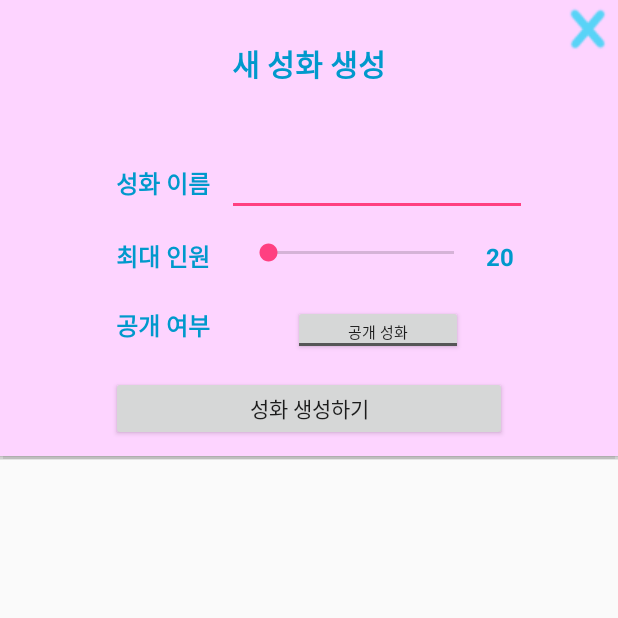
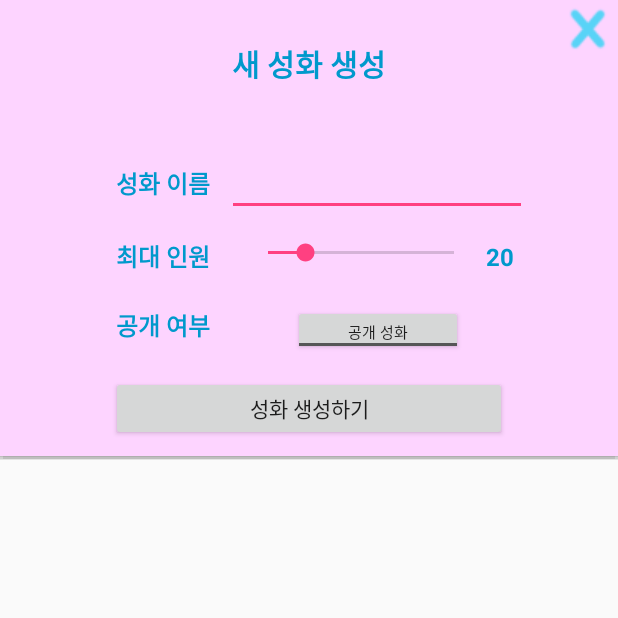
Before and after one commit to PyeongchangContest/pyeongchang, an Android app: the screen it shows after launch (MainActivity), after a tap on an icon or button, on a phone screen of 412 x 824 dp, the top half of it. Run offline under Robolectric (Android 15) with nearby library versions, the phone set to English and light mode, and no system bars.

Commit message:
Implemented about returning values of new torches.

```diff
--- a/CONCH/app/src/main/java/com/pyeongchang/conch/conch/MainActivity.java
+++ b/CONCH/app/src/main/java/com/pyeongchang/conch/conch/MainActivity.java
@@ -91,7 +91,12 @@ public class MainActivity extends AppCompatActivity {
         mContext = getApplicationContext();
         mConstraintLayout = (ConstraintLayout) findViewById(R.id.layout_body);
 
-        popupTorch();
+        if (userProperty.getUserLevel() == 1 || userProperty.getUserLevel() > torchList.size()) {
+            popupTorch();
+        }else{
+            Toast.makeText(mContext, "성화를 추가하려면 레벨을 올리세요.", Toast.LENGTH_SHORT).show();
+        }
+
 
     }
 
@@ -118,16 +123,16 @@ public class MainActivity extends AppCompatActivity {
         });
 
         //객체 생성
-        View customView = getLayoutInflater().inflate(R.layout.activity_popup_create_torch, null);
-        TextView torchName = customView.findViewById(R.id.create_torchName);
-        TextView torchMaxPeople = customView.findViewById(R.id.create_maxPeopleValue);
-        ToggleButton isSecretCommunity = customView.findViewById(R.id.create_isSecret);
-        String tName=torchName.getText().toString();
-        int tMaxPeople=Integer.parseInt(torchMaxPeople.getText().toString());
-        boolean isSecret=isSecretCommunity.isChecked();
-        TorchCommunity addTorchCommunity = new TorchCommunity(userProperty,tName,tMaxPeople,isSecret);
-
-        communityList.add(addTorchCommunity);
+//        View customView = getLayoutInflater().inflate(R.layout.activity_popup_create_torch, null);
+//        TextView torchName = customView.findViewById(R.id.create_torchName);
+//        TextView torchMaxPeople = customView.findViewById(R.id.create_maxPeopleValue);
+//        ToggleButton isSecretCommunity = customView.findViewById(R.id.create_isSecret);
+//        String tName=torchName.getText().toString();
+//        int tMaxPeople=Integer.parseInt(torchMaxPeople.getText().toString());
+//        boolean isSecret=isSecretCommunity.isChecked();
+//        TorchCommunity addTorchCommunity = new TorchCommunity(userProperty,tName,tMaxPeople,isSecret);
+//
+//        communityList.add(addTorchCommunity);
 
         torchList.add(addBtn);
         layout.addView(addBtn);
@@ -137,7 +142,11 @@ public class MainActivity extends AppCompatActivity {
     public void popupTorch() {
 //        LayoutInflater inflater = (LayoutInflater) mContext.getSystemService(LAYOUT_INFLATER_SERVICE);
 //        View customView = inflater.inflate(R.layout.activity_popup_create_torch, null);
-        View customView = getLayoutInflater().inflate(R.layout.activity_popup_create_torch, null);
+//        View customView = getLayoutInflater().inflate(R.layout.activity_popup_create_torch, null);
+
+        LayoutInflater inflater=(LayoutInflater) getSystemService(Context.LAYOUT_INFLATER_SERVICE);
+        final View customView= inflater.inflate(R.layout.activity_popup_create_torch, (ViewGroup) findViewById(R.id.popup_layout));
+
 
         mPopupWindow = new PopupWindow(customView, ViewGroup.LayoutParams.WRAP_CONTENT, ViewGroup.LayoutParams.WRAP_CONTENT);
         mPopupWindow.setFocusable(true);
@@ -149,6 +158,23 @@ public class MainActivity extends AppCompatActivity {
         // Get a reference for the custom view close button
         ImageButton closeButton = customView.findViewById(R.id.ib_close);
         Button createTorchBtn = customView.findViewById(R.id.create_TorchBtn);
+        final TextView textView=customView.findViewById(R.id.create_maxPeopleValue);
+        final SeekBar sb;
+        int value=20;
+        sb=customView.findViewById(R.id.create_maxPeople);
+        sb.setProgress(value);
+        sb.setOnSeekBarChangeListener(new SeekBar.OnSeekBarChangeListener() {
+            @Override
+            public void onProgressChanged(SeekBar seekBar, int i, boolean b) {
+                textView.setText(String.valueOf(i));
+            }
+            @Override
+            public void onStartTrackingTouch(SeekBar seekBar) {
+            }
+            @Override
+            public void onStopTrackingTouch(SeekBar seekBar) {
+            }
+        });
         // Set a click listener for the popup window close button
         closeButton.setOnClickListener(new View.OnClickListener() {
             @Override
@@ -161,14 +187,29 @@ public class MainActivity extends AppCompatActivity {
             @Override
             public void onClick(View view) {
                 final LinearLayout layoutWrapper = (LinearLayout) findViewById(R.id.torch_position);
-                if (userProperty.getUserLevel() == 1 || userProperty.getUserLevel() > torchList.size()) {
+                    //View customView = getLayoutInflater().inflate(R.layout.activity_popup_create_torch, null);
+                    //성화정보들
+                    TextView torchName = customView.findViewById(R.id.create_torchName);
+                    TextView torchMaxPeople = customView.findViewById(R.id.create_maxPeopleValue);
+                    ToggleButton isSecretCommunity = customView.findViewById(R.id.create_isSecret);
+                    String tName=torchName.getText().toString();
+                    int tMaxPeople=Integer.parseInt(torchMaxPeople.getText().toString());
+                    boolean isSecret=isSecretCommunity.isChecked();
+                    //성화 커뮤니티 객체 추가
+                    TorchCommunity addTorchCommunity = new TorchCommunity(userProperty,tName,tMaxPeople,isSecret);
+                    communityList.add(addTorchCommunity);
+
+                    TextView mName=(TextView) findViewById(R.id.main_torchName);
+                    TextView mScore=(TextView) findViewById(R.id.main_torchScore);
+                    mName.setText(addTorchCommunity.getCommunityName());
+                    mScore.setText(String.valueOf(addTorchCommunity.getCommunityScore()));
+
                     createNewTorch(layoutWrapper);
-                }
+
 
                 mPopupWindow.dismiss();
             }
         });
-
 
         mPopupWindow.showAtLocation(mConstraintLayout, Gravity.CENTER, 0, 0);
 
--- a/CONCH/app/src/main/res/layout/activity_main.xml
+++ b/CONCH/app/src/main/res/layout/activity_main.xml
@@ -84,44 +84,44 @@
             app:layout_constraintHorizontal_bias="0.47">
 
             <TextView
-                android:text="My torch1"
+                android:id="@+id/main_torchName"
                 android:layout_width="wrap_content"
                 android:layout_height="wrap_content"
-                android:id="@+id/textView"
+                android:text="My torch1"
+                android:textSize="24dp"
                 android:textStyle="bold"
-                android:textSize="24dp"
+                app:layout_constraintBottom_toTopOf="@+id/main_torchScore"
+                app:layout_constraintLeft_toLeftOf="parent"
+                app:layout_constraintRight_toRightOf="parent"
                 app:layout_constraintTop_toTopOf="parent"
-                app:layout_constraintRight_toRightOf="parent"
-                app:layout_constraintLeft_toLeftOf="parent"
-                app:layout_constraintBottom_toTopOf="@+id/textView3"
                 app:layout_constraintVertical_bias="0.3" />
 
             <TextView
-                android:text="3"
+                android:id="@+id/main_torchRank"
                 android:layout_width="wrap_content"
                 android:layout_height="wrap_content"
-                android:id="@+id/textView2"
+                android:text="3"
+                android:textColor="@android:color/holo_red_dark"
                 android:textSize="18dp"
-                android:textColor="@android:color/holo_red_dark"
-                app:layout_constraintRight_toLeftOf="@+id/textView4"
-                app:layout_constraintTop_toTopOf="@+id/textView4" />
+                app:layout_constraintRight_toLeftOf="@+id/main_sumOfTorch"
+                app:layout_constraintTop_toTopOf="@+id/main_sumOfTorch" />
 
             <TextView
                 android:text="/ 42144"
                 android:layout_width="wrap_content"
                 android:layout_height="wrap_content"
-                android:id="@+id/textView4"
+                android:id="@+id/main_sumOfTorch"
                 android:textSize="18dp"
                 app:layout_constraintRight_toRightOf="parent"
                 app:layout_constraintLeft_toLeftOf="parent"
                 app:layout_constraintBottom_toBottomOf="parent"
-                app:layout_constraintTop_toBottomOf="@+id/textView3" />
+                app:layout_constraintTop_toBottomOf="@+id/main_torchScore" />
 
             <TextView
                 android:text="3420p"
                 android:layout_width="wrap_content"
                 android:layout_height="wrap_content"
-                android:id="@+id/textView3"
+                android:id="@+id/main_torchScore"
                 android:textSize="22dp"
                 app:layout_constraintRight_toRightOf="parent"
                 app:layout_constraintLeft_toLeftOf="parent"
--- a/CONCH/app/src/main/res/layout/activity_popup_create_torch.xml
+++ b/CONCH/app/src/main/res/layout/activity_popup_create_torch.xml
@@ -2,7 +2,7 @@
 <RelativeLayout xmlns:android="http://schemas.android.com/apk/res/android"
     xmlns:app="http://schemas.android.com/apk/res-auto"
     xmlns:tools="http://schemas.android.com/tools"
-    android:id="@+id/rl_custom_layout"
+    android:id="@+id/popup_layout"
     android:layout_width="300dp"
     android:layout_height="360dp"
     android:layout_centerHorizontal="false"
```
Also changed, not shown: CONCH/app/src/main/res/layout/activity_mypage.xml (+22 -18 lines).
